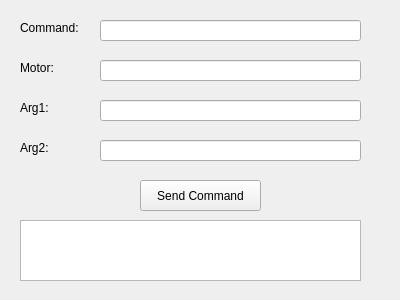
First picture: the form in main_window.ui, repository JetLuck12/University_project, before the edit.
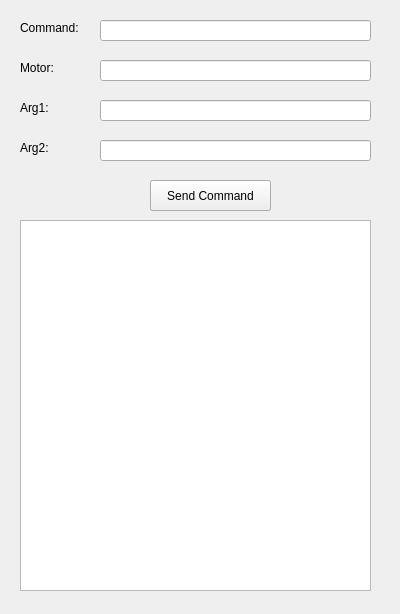
Second picture: the form after the edit.

Commit message: Использую работу с интерфейсом через .ui

The edit to the form file:
```diff
--- a/main_window.ui
+++ b/main_window.ui
@@ -7,7 +7,7 @@
     <x>0</x>
     <y>0</y>
     <width>400</width>
-    <height>300</height>
+    <height>614</height>
    </rect>
   </property>
   <property name="windowTitle">
@@ -32,7 +32,7 @@
      <rect>
       <x>100</x>
       <y>20</y>
-      <width>261</width>
+      <width>271</width>
       <height>21</height>
      </rect>
     </property>
@@ -55,7 +55,7 @@
      <rect>
       <x>100</x>
       <y>60</y>
-      <width>261</width>
+      <width>271</width>
       <height>21</height>
      </rect>
     </property>
@@ -78,7 +78,7 @@
      <rect>
       <x>100</x>
       <y>100</y>
-      <width>261</width>
+      <width>271</width>
       <height>21</height>
      </rect>
     </property>
@@ -101,7 +101,7 @@
      <rect>
       <x>100</x>
       <y>140</y>
-      <width>261</width>
+      <width>271</width>
       <height>21</height>
      </rect>
     </property>
@@ -109,7 +109,7 @@
    <widget class="QPushButton" name="button_send">
     <property name="geometry">
      <rect>
-      <x>140</x>
+      <x>150</x>
       <y>180</y>
       <width>121</width>
       <height>31</height>
@@ -124,9 +124,28 @@
      <rect>
       <x>20</x>
       <y>220</y>
-      <width>341</width>
-      <height>61</height>
+      <width>351</width>
+      <height>371</height>
      </rect>
+    </property>
+    <property name="sizePolicy">
+     <sizepolicy hsizetype="Expanding" vsizetype="Expanding">
+      <horstretch>0</horstretch>
+      <verstretch>0</verstretch>
+     </sizepolicy>
+    </property>
+   </widget>
+   <widget class="QPushButton" name="button_send_2">
+    <property name="geometry">
+     <rect>
+      <x>150</x>
+      <y>180</y>
+      <width>121</width>
+      <height>31</height>
+     </rect>
+    </property>
+    <property name="text">
+     <string>Send Command</string>
     </property>
    </widget>
   </widget>
```
The commit also changes 1 other file.
